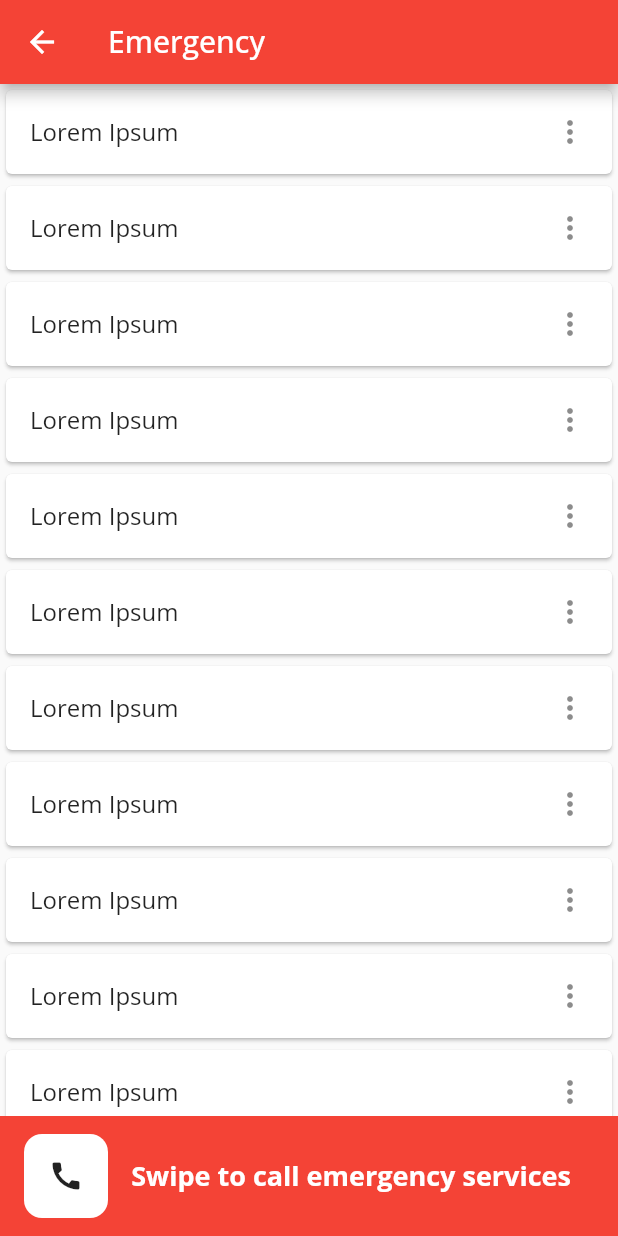
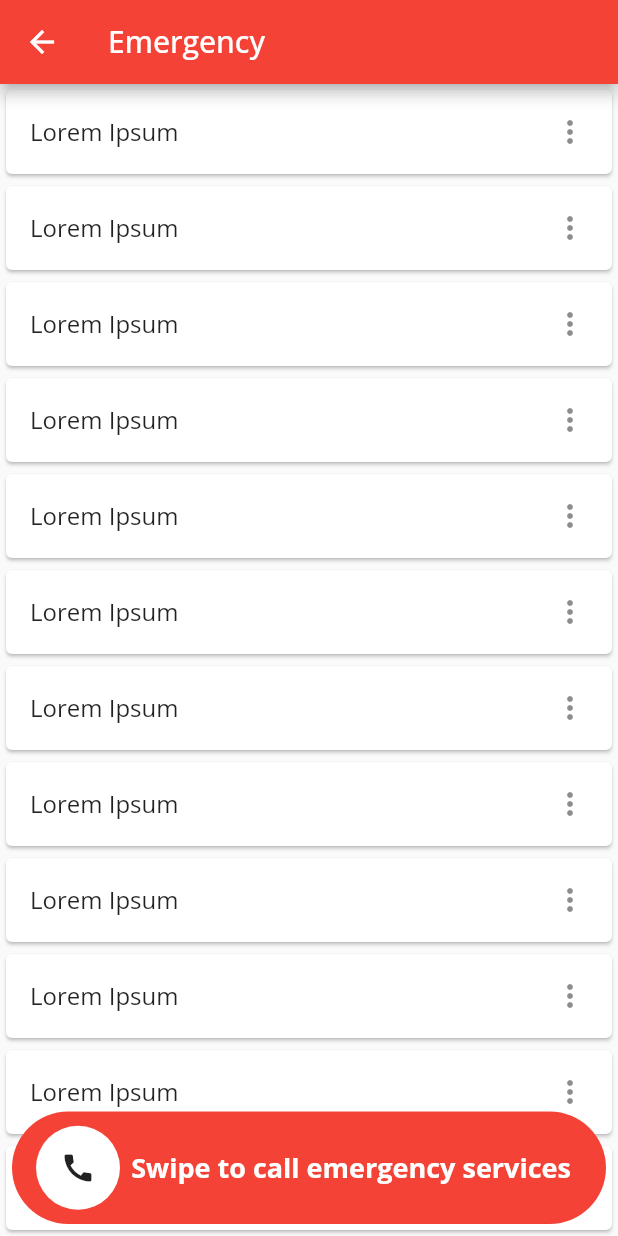
Before and after one commit to tanshaochong/Lifeline, a Flutter app: the Emergency screen opened directly, on a phone screen of 412 x 824 dp. Run offline on Flutter 3.47's test engine with Material 2 defaults, Android fonts, the phone set to English and light mode, and no system bars; drawn by our look-alikes of slide_to_act; our stand-ins replace carousel_slider, firebase_auth, firebase_core, google_fonts, google_maps_flutter, google_sign_in and 3 more; missing offline and left inert: flutter_polyline_points; accounts and stored records are empty.

Commit message:
Redesign swipe to call widget to be fixed floating

```diff
--- a/lib/emergency.dart
+++ b/lib/emergency.dart
@@ -16,8 +16,8 @@ class Emergency extends StatelessWidget {
       appBar: AppBar(
         title: const Text('Emergency'),
       ),
-      body: Center(
-        child: Column(
+      body: Stack(children: [
+        Column(
           mainAxisSize: MainAxisSize.max,
           children: [
             Expanded(child: ListView.builder(itemBuilder: (context, index) {
@@ -27,17 +27,20 @@ class Emergency extends StatelessWidget {
                   Navigator.push(
                       context,
                       MaterialPageRoute(
-                          builder: (context) => InstructionsPage()));
+                          builder: (context) => const InstructionsPage()));
                 },
                 // leading: FlutterLogo(),
-                title: Text('Lorem Ipsum'),
+                title: const Text('Lorem Ipsum'),
                 trailing: Icon(Icons.more_vert),
               ));
             })),
-            EmergencySwipeToCall(isSwiped: isSwiped),
           ],
         ),
+        Align(
+          alignment: Alignment.bottomCenter,
+          child: EmergencySwipeToCall(isSwiped: isSwiped),
         ),
+      ]),
     );
   }
 }
@@ -53,16 +56,17 @@ class EmergencySwipeToCall extends StatelessWidget {
   @override
   Widget build(BuildContext context) {
     return Container(
-      height: 80,
+      margin: const EdgeInsets.all(8),
+      padding: const EdgeInsets.all(8),
+      height: 75,
       width: double.infinity,
-      decoration: const BoxDecoration(
+      decoration: BoxDecoration(
         color: Colors.red,
+        borderRadius: BorderRadius.circular(50.0),
       ),
-      child: Padding(
-        padding: const EdgeInsets.all(8),
       child: isSwiped
           ? SlideAction(
-                borderRadius: 12,
+              borderRadius: 50,
               elevation: 0,
               animationDuration: const Duration(milliseconds: 0),
               innerColor: Colors.white,
@@ -82,7 +86,6 @@ class EmergencySwipeToCall extends StatelessWidget {
               },
             )
           : const Text("hello"),
-      ),
     );
   }
 }
```
Lines whose indentation alone changed are shown as unchanged.
